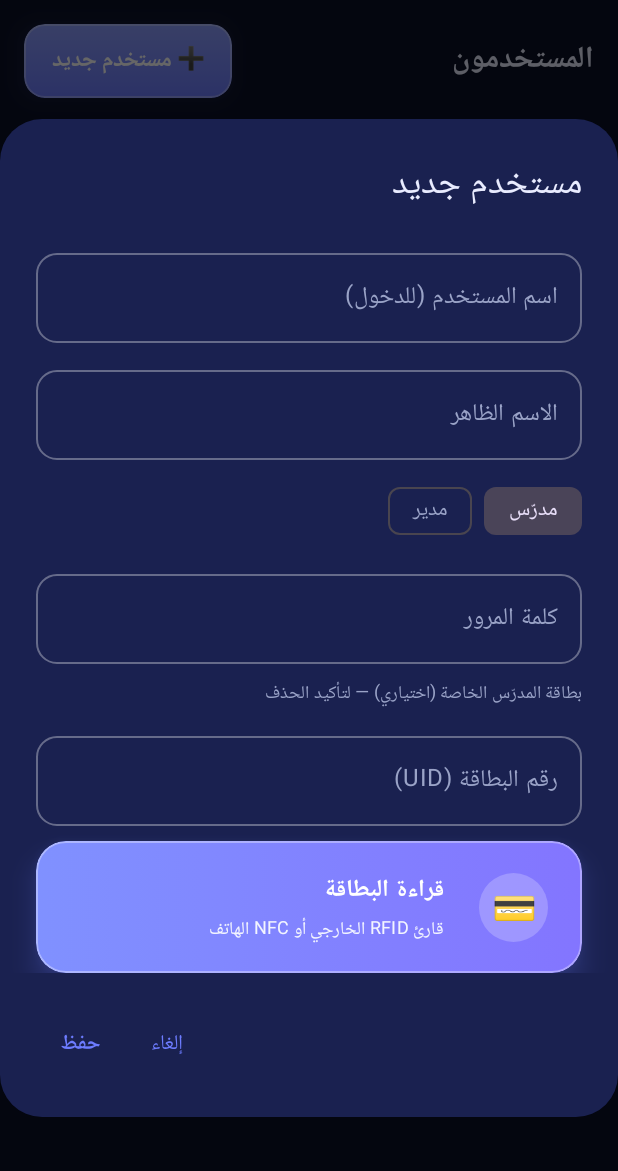
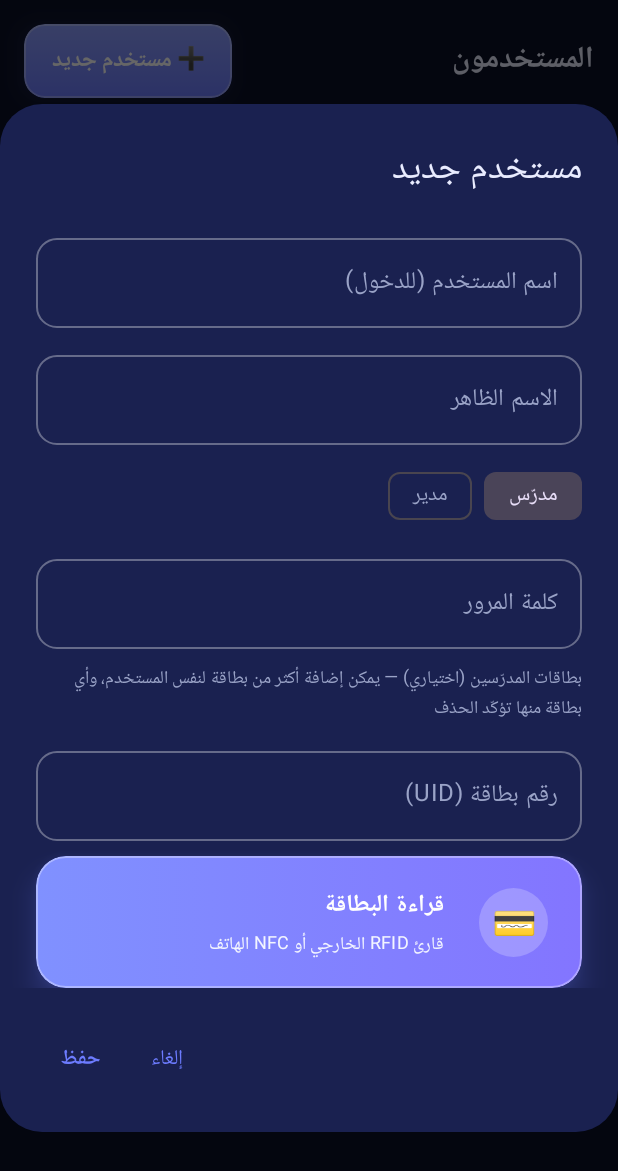
Before and after one commit to ibrahimmoayed039-netizen/studintandrid, an Android app built with Jetpack Compose: the composable UsersScreen shown on its own in the app's theme, after a tap on "➕ مستخدم جديد", on a phone screen of 412 x 824 dp. Shown: the top 1171 px of the screen. Run offline under Robolectric (Android 15) with nearby library versions, the phone set to English and light mode, and no system bars; our stand-ins replace Room's generated code.

Commit message:
Add files via upload

```diff
--- a/app/src/main/java/com/attendance/nfc/Util.kt
+++ b/app/src/main/java/com/attendance/nfc/Util.kt
@@ -70,3 +70,9 @@ fun buildMonthlyCsv(rows: List<MonthRow>): String {
     rows.forEach { sb.append("${q(it.name)},${q(it.grade)},${it.total},${it.present},${it.late},${it.absent},${if (it.total > 0) "${it.pct}%" else "-"}\n") }
     return sb.toString()
 }
+
+/** بطاقات المستخدم مخزّنة في حقل واحد مفصولة بفاصلة: يمكن لمستخدم واحد أن يملك عدة بطاقات (أكثر من أستاذ). */
+fun cardList(s: String): List<String> =
+    s.split(',', ';', '،', ' ', '\n', '\t').map { it.trim().uppercase() }.filter { it.isNotBlank() }.distinct()
+
+fun cardJoin(l: List<String>): String = l.joinToString(",")
--- a/app/src/main/java/com/attendance/nfc/ui/UsersScreen.kt
+++ b/app/src/main/java/com/attendance/nfc/ui/UsersScreen.kt
@@ -23,6 +23,8 @@ import androidx.compose.ui.text.input.PasswordVisualTransformation
 import androidx.compose.ui.unit.dp
 import androidx.compose.ui.unit.sp
 import com.attendance.nfc.MainViewModel
+import com.attendance.nfc.cardJoin
+import com.attendance.nfc.cardList
 import com.attendance.nfc.data.User
 
 @Composable
@@ -49,7 +51,7 @@ fun UsersScreen(vm: MainViewModel) {
                 Row(verticalAlignment = Alignment.CenterVertically, horizontalArrangement = Arrangement.spacedBy(8.dp)) {
                     Column(Modifier.weight(1f)) {
                         Text(u.name + if (u.id == me?.id) " (أنت)" else "", fontWeight = FontWeight.Bold, fontSize = 16.sp)
-                        Text("@${u.username}" + if (u.cardUid.isNotBlank()) "  •  💳 بطاقة مسجّلة" else "", color = Mut, fontSize = 13.sp)
+                        Text("@${u.username}" + if (u.cardUid.isNotBlank()) "  •  💳 ${cardList(u.cardUid).size} بطاقة" else "", color = Mut, fontSize = 13.sp)
                     }
                     Badge(if (u.role == "admin") "مدير" else "مدرّس", if (u.role == "admin") Pri2 else InfoC)
                 }
@@ -79,7 +81,13 @@ private fun UserDialog(vm: MainViewModel, initial: User?, onDismiss: () -> Unit)
     var name by remember { mutableStateOf(initial?.name ?: "") }
     var role by remember { mutableStateOf(initial?.role ?: "teacher") }
     var password by remember { mutableStateOf("") }
-    var card by remember { mutableStateOf(initial?.cardUid ?: "") }
+    val cards = remember { mutableStateListOf<String>().apply { addAll(cardList(initial?.cardUid ?: "")) } }
+    var card by remember { mutableStateOf("") }
+    fun addCard(raw: String) {
+        val c = raw.uppercase().filter { it.isLetterOrDigit() }
+        if (c.isNotBlank() && c !in cards) cards.add(c)
+        card = ""
+    }
     var error by remember { mutableStateOf("") }
     val waiting by vm.cardCapture.collectAsState()
     val cardFocus = remember { FocusRequester() }
@@ -89,7 +97,7 @@ private fun UserDialog(vm: MainViewModel, initial: User?, onDismiss: () -> Unit)
     LaunchedEffect(waiting) {
         if (waiting) { try { cardFocus.requestFocus() } catch (_: Exception) {}; keyboard?.hide() }
     }
-    LaunchedEffect(Unit) { vm.captured.collect { card = it } }
+    LaunchedEffect(Unit) { vm.captured.collect { addCard(it) } }
     DisposableEffect(Unit) { onDispose { vm.cardCapture.value = false } }
 
     AlertDialog(
@@ -105,25 +113,35 @@ private fun UserDialog(vm: MainViewModel, initial: User?, onDismiss: () -> Unit)
                     FilterChip(selected = role == "admin", onClick = { role = "admin" }, label = { Text("مدير") })
                 }
                 if (initial == null) AppField(password, { password = it }, "كلمة المرور", visual = PasswordVisualTransformation())
-                Text("بطاقة المدرّس الخاصة (اختياري) — لتأكيد الحذف", color = Mut, fontSize = 12.sp)
+                Text("بطاقات المدرّسين (اختياري) — يمكن إضافة أكثر من بطاقة لنفس المستخدم، وأي بطاقة منها تؤكّد الحذف", color = Mut, fontSize = 12.sp)
+                cards.toList().forEach { c ->
+                    Row(verticalAlignment = Alignment.CenterVertically) {
+                        Text("💳 $c", Modifier.weight(1f), fontSize = 14.sp)
+                        TextButton(onClick = { cards.remove(c) }) { Text("إزالة", color = BadC) }
+                    }
+                }
                 AppField(
-                    card, { card = it.uppercase().filter { c -> c.isLetterOrDigit() } }, "رقم البطاقة (UID)",
+                    card, { card = it.uppercase().filter { c -> c.isLetterOrDigit() } }, "رقم بطاقة (UID)",
                     Modifier.focusRequester(cardFocus).onPreviewKeyEvent { e ->
                         if ((e.key == Key.Enter || e.key == Key.NumPadEnter) && e.type == KeyEventType.KeyDown) {
-                            if (card.isNotBlank()) vm.cardCapture.value = false
+                            if (card.isNotBlank()) addCard(card)
+                            vm.cardCapture.value = false
                             true
                         } else false
                     }
                 )
-                CardReadButton(waiting, card.isNotBlank(), { if (!waiting) card = ""; vm.cardCapture.value = !waiting })
+                if (card.isNotBlank()) TextButton(onClick = { addCard(card) }) { Text("➕ إضافة هذا الرقم") }
+                CardReadButton(waiting, false, { vm.cardCapture.value = !waiting })
                 if (error.isNotBlank()) Text(error, color = BadC)
             }
         },
         confirmButton = {
             TextButton(onClick = {
                 val done: (String?) -> Unit = { err -> if (err == null) onDismiss() else error = err }
-                if (initial == null) vm.createUser(username, password, name, role, card, done)
-                else vm.updateUser(initial.id, name, role, card, done)
+                if (card.isNotBlank()) addCard(card)
+                val joined = cardJoin(cards.toList())
+                if (initial == null) vm.createUser(username, password, name, role, joined, done)
+                else vm.updateUser(initial.id, name, role, joined, done)
             }) { Text("حفظ", fontWeight = FontWeight.Bold) }
         },
         dismissButton = { TextButton(onClick = onDismiss) { Text("إلغاء") } }
```
Also changed, not shown: app/src/main/java/com/attendance/nfc/MainViewModel.kt (+15 -11 lines), app/src/main/java/com/attendance/nfc/data/Data.kt (+8 -2 lines), app/src/main/java/com/attendance/nfc/data/LanServer.kt (+63 -0 lines), 1 other file.
